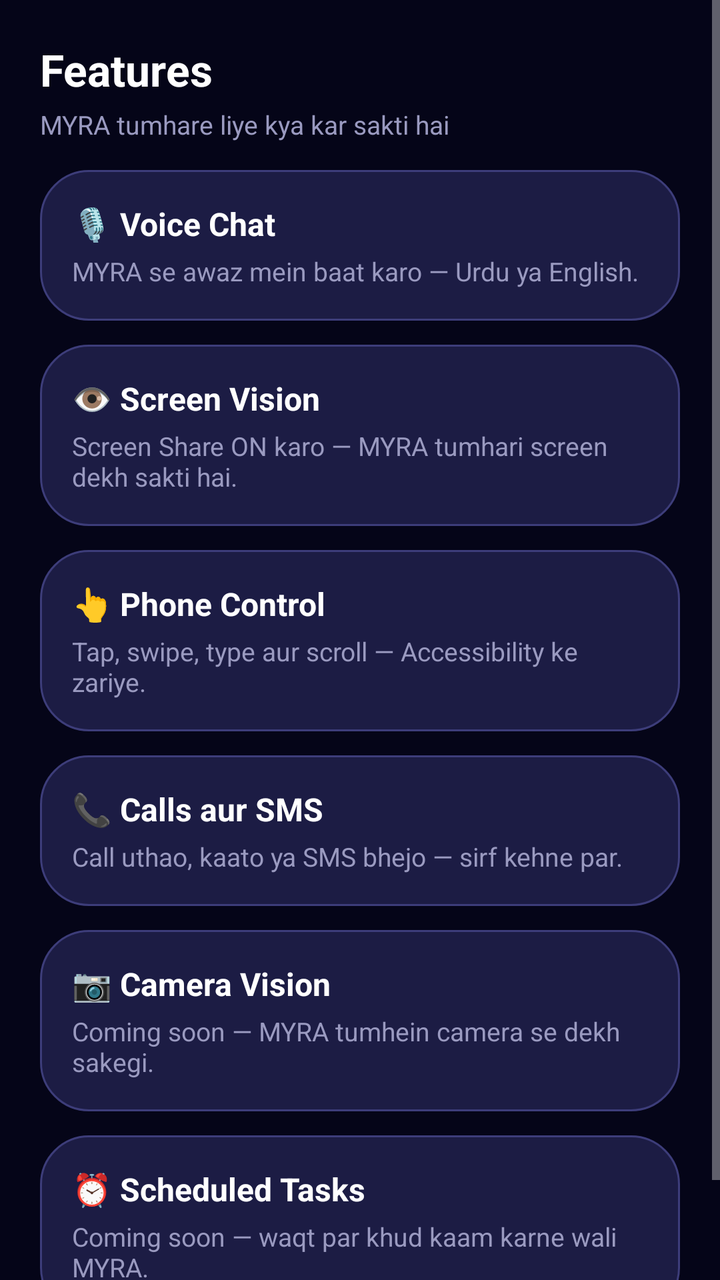
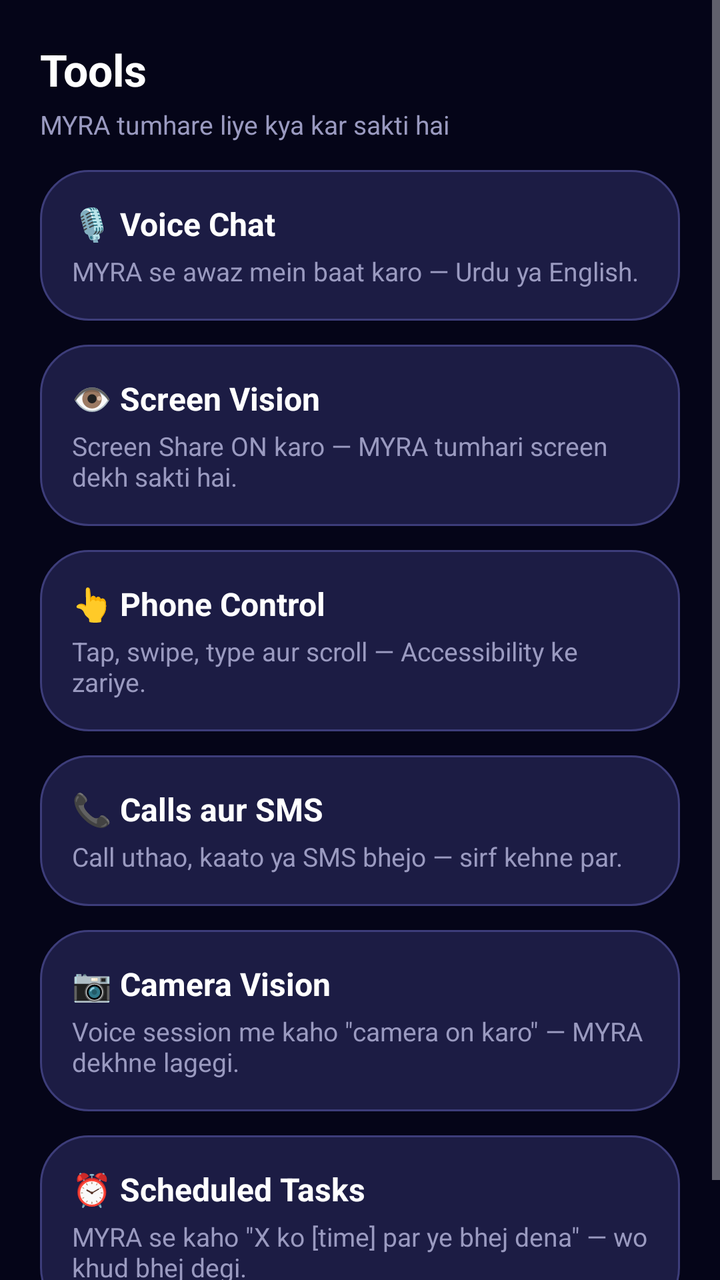

Compare the two renders of this Android layout. The source of the first and the diff that turns it into the second are given below.
<!-- AndroidManifest.xml: application theme Theme.MYRA -->
<!-- res/layout/fragment_features.xml -->
<?xml version="1.0" encoding="utf-8"?>
<ScrollView xmlns:android="http://schemas.android.com/apk/res/android"
    android:layout_width="match_parent"
    android:layout_height="match_parent">

    <LinearLayout
        android:layout_width="match_parent"
        android:layout_height="wrap_content"
        android:orientation="vertical"
        android:padding="20dp">

        <TextView
            android:layout_width="wrap_content"
            android:layout_height="wrap_content"
            android:text="Features"
            android:textColor="#FFFFFF"
            android:textSize="22sp"
            android:textStyle="bold" />

        <TextView
            android:layout_width="wrap_content"
            android:layout_height="wrap_content"
            android:layout_marginTop="4dp"
            android:layout_marginBottom="14dp"
            android:text="MYRA tumhare liye kya kar sakti hai"
            android:textColor="#9A9AC0"
            android:textSize="13sp" />

        <LinearLayout
            android:layout_width="match_parent"
            android:layout_height="wrap_content"
            android:layout_marginBottom="12dp"
            android:background="@drawable/bg_pill"
            android:orientation="vertical"
            android:padding="16dp">

            <TextView
                android:layout_width="wrap_content"
                android:layout_height="wrap_content"
                android:text="🎙️ Voice Chat"
                android:textColor="#FFFFFF"
                android:textSize="16sp"
                android:textStyle="bold" />

            <TextView
                android:layout_width="wrap_content"
                android:layout_height="wrap_content"
                android:layout_marginTop="4dp"
                android:text="MYRA se awaz mein baat karo — Urdu ya English."
                android:textColor="#9A9AC0"
                android:textSize="13sp" />
        </LinearLayout>

        <LinearLayout
            android:layout_width="match_parent"
            android:layout_height="wrap_content"
            android:layout_marginBottom="12dp"
            android:background="@drawable/bg_pill"
            android:orientation="vertical"
            android:padding="16dp">

            <TextView
                android:layout_width="wrap_content"
                android:layout_height="wrap_content"
                android:text="👁️ Screen Vision"
                android:textColor="#FFFFFF"
                android:textSize="16sp"
                android:textStyle="bold" />

            <TextView
                android:layout_width="wrap_content"
                android:layout_height="wrap_content"
                android:layout_marginTop="4dp"
                android:text="Screen Share ON karo — MYRA tumhari screen dekh sakti hai."
                android:textColor="#9A9AC0"
                android:textSize="13sp" />
        </LinearLayout>

        <LinearLayout
            android:layout_width="match_parent"
            android:layout_height="wrap_content"
            android:layout_marginBottom="12dp"
            android:background="@drawable/bg_pill"
            android:orientation="vertical"
            android:padding="16dp">

            <TextView
                android:layout_width="wrap_content"
                android:layout_height="wrap_content"
                android:text="👆 Phone Control"
                android:textColor="#FFFFFF"
                android:textSize="16sp"
                android:textStyle="bold" />

            <TextView
                android:layout_width="wrap_content"
                android:layout_height="wrap_content"
                android:layout_marginTop="4dp"
                android:text="Tap, swipe, type aur scroll — Accessibility ke zariye."
                android:textColor="#9A9AC0"
                android:textSize="13sp" />
        </LinearLayout>

        <LinearLayout
            android:layout_width="match_parent"
            android:layout_height="wrap_content"
            android:layout_marginBottom="12dp"
            android:background="@drawable/bg_pill"
            android:orientation="vertical"
            android:padding="16dp">

            <TextView
                android:layout_width="wrap_content"
                android:layout_height="wrap_content"
                android:text="📞 Calls aur SMS"
                android:textColor="#FFFFFF"
                android:textSize="16sp"
                android:textStyle="bold" />

            <TextView
                android:layout_width="wrap_content"
                android:layout_height="wrap_content"
                android:layout_marginTop="4dp"
                android:text="Call uthao, kaato ya SMS bhejo — sirf kehne par."
                android:textColor="#9A9AC0"
                android:textSize="13sp" />
        </LinearLayout>

        <LinearLayout
            android:layout_width="match_parent"
            android:layout_height="wrap_content"
            android:layout_marginBottom="12dp"
            android:background="@drawable/bg_pill"
            android:orientation="vertical"
            android:padding="16dp">

            <TextView
                android:layout_width="wrap_content"
                android:layout_height="wrap_content"
                android:text="📷 Camera Vision"
                android:textColor="#FFFFFF"
                android:textSize="16sp"
                android:textStyle="bold" />

            <TextView
                android:layout_width="wrap_content"
                android:layout_height="wrap_content"
                android:layout_marginTop="4dp"
                android:text="Coming soon — MYRA tumhein camera se dekh sakegi."
                android:textColor="#9A9AC0"
                android:textSize="13sp" />
        </LinearLayout>

        <LinearLayout
            android:layout_width="match_parent"
            android:layout_height="wrap_content"
            android:layout_marginBottom="16dp"
            android:background="@drawable/bg_pill"
            android:orientation="vertical"
            android:padding="16dp">

            <TextView
                android:layout_width="wrap_content"
                android:layout_height="wrap_content"
                android:text="⏰ Scheduled Tasks"
                android:textColor="#FFFFFF"
                android:textSize="16sp"
                android:textStyle="bold" />

            <TextView
                android:layout_width="wrap_content"
                android:layout_height="wrap_content"
                android:layout_marginTop="4dp"
                android:text="Coming soon — waqt par khud kaam karne wali MYRA."
                android:textColor="#9A9AC0"
                android:textSize="13sp" />
        </LinearLayout>

    </LinearLayout>
</ScrollView>
<!-- resources referenced by this layout -->
<resources>
  <!-- drawable bg_pill (drawable) -->
  <?xml version="1.0" encoding="utf-8"?>
  <shape xmlns:android="http://schemas.android.com/apk/res/android"
      android:shape="rectangle">
      <corners android:radius="24dp" />
      <solid android:color="#1C1C44" />
      <stroke
          android:width="1dp"
          android:color="#3D3D7A" />
  </shape>
  <style name="Theme.MYRA" parent="Theme.AppCompat.NoActionBar">
          <item name="colorPrimary">#7C4DFF</item>
          <item name="colorPrimaryDark">#050518</item>
          <item name="colorAccent">#03DAC5</item>
          <item name="android:statusBarColor">#050518</item>
          <item name="android:windowLightStatusBar">false</item>
          <item name="android:navigationBarColor">#0D0D2B</item>
          <item name="android:windowBackground">#050518</item>
      </style>
</resources>

<!-- the commit's change to res/layout/fragment_features.xml (unified diff, before → after) -->
@@ -12,7 +12,7 @@
         <TextView
             android:layout_width="wrap_content"
             android:layout_height="wrap_content"
-            android:text="Features"
+            android:text="Tools"
             android:textColor="#FFFFFF"
             android:textSize="22sp"
             android:textStyle="bold" />
@@ -30,6 +30,9 @@
             android:layout_width="match_parent"
             android:layout_height="wrap_content"
             android:layout_marginBottom="12dp"
+            android:clickable="true"
+            android:focusable="true"
+            android:id="@+id/cardVoice"
             android:background="@drawable/bg_pill"
             android:orientation="vertical"
             android:padding="16dp">
@@ -55,6 +58,9 @@
             android:layout_width="match_parent"
             android:layout_height="wrap_content"
             android:layout_marginBottom="12dp"
+            android:clickable="true"
+            android:focusable="true"
+            android:id="@+id/cardScreen"
             android:background="@drawable/bg_pill"
             android:orientation="vertical"
             android:padding="16dp">
@@ -80,6 +86,9 @@
             android:layout_width="match_parent"
             android:layout_height="wrap_content"
             android:layout_marginBottom="12dp"
+            android:clickable="true"
+            android:focusable="true"
+            android:id="@+id/cardPhone"
             android:background="@drawable/bg_pill"
             android:orientation="vertical"
             android:padding="16dp">
@@ -105,6 +114,9 @@
             android:layout_width="match_parent"
             android:layout_height="wrap_content"
             android:layout_marginBottom="12dp"
+            android:clickable="true"
+            android:focusable="true"
+            android:id="@+id/cardCalls"
             android:background="@drawable/bg_pill"
             android:orientation="vertical"
             android:padding="16dp">
@@ -130,6 +142,9 @@
             android:layout_width="match_parent"
             android:layout_height="wrap_content"
             android:layout_marginBottom="12dp"
+            android:clickable="true"
+            android:focusable="true"
+            android:id="@+id/cardCamera"
             android:background="@drawable/bg_pill"
             android:orientation="vertical"
             android:padding="16dp">
@@ -146,7 +161,7 @@
                 android:layout_width="wrap_content"
                 android:layout_height="wrap_content"
                 android:layout_marginTop="4dp"
-                android:text="Coming soon — MYRA tumhein camera se dekh sakegi."
+                android:text="Voice session me kaho &quot;camera on karo&quot; — MYRA dekhne lagegi."
                 android:textColor="#9A9AC0"
                 android:textSize="13sp" />
         </LinearLayout>
@@ -155,6 +170,9 @@
             android:layout_width="match_parent"
             android:layout_height="wrap_content"
             android:layout_marginBottom="16dp"
+            android:clickable="true"
+            android:focusable="true"
+            android:id="@+id/cardScheduled"
             android:background="@drawable/bg_pill"
             android:orientation="vertical"
             android:padding="16dp">
@@ -171,7 +189,7 @@
                 android:layout_width="wrap_content"
                 android:layout_height="wrap_content"
                 android:layout_marginTop="4dp"
-                android:text="Coming soon — waqt par khud kaam karne wali MYRA."
+                android:text="MYRA se kaho &quot;X ko [time] par ye bhej dena&quot; — wo khud bhej degi."
                 android:textColor="#9A9AC0"
                 android:textSize="13sp" />
         </LinearLayout>
